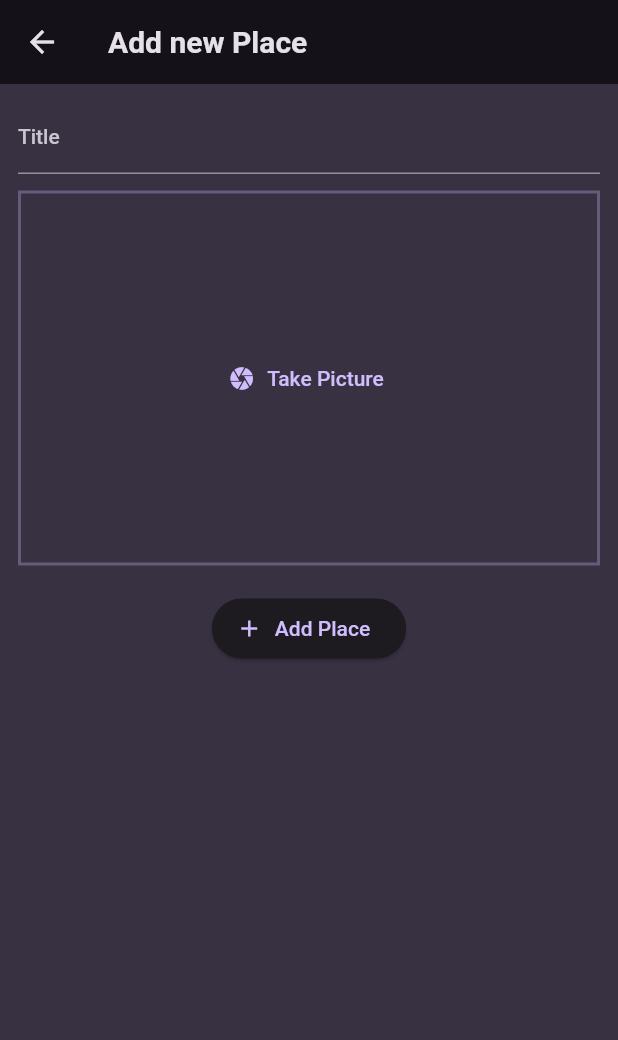
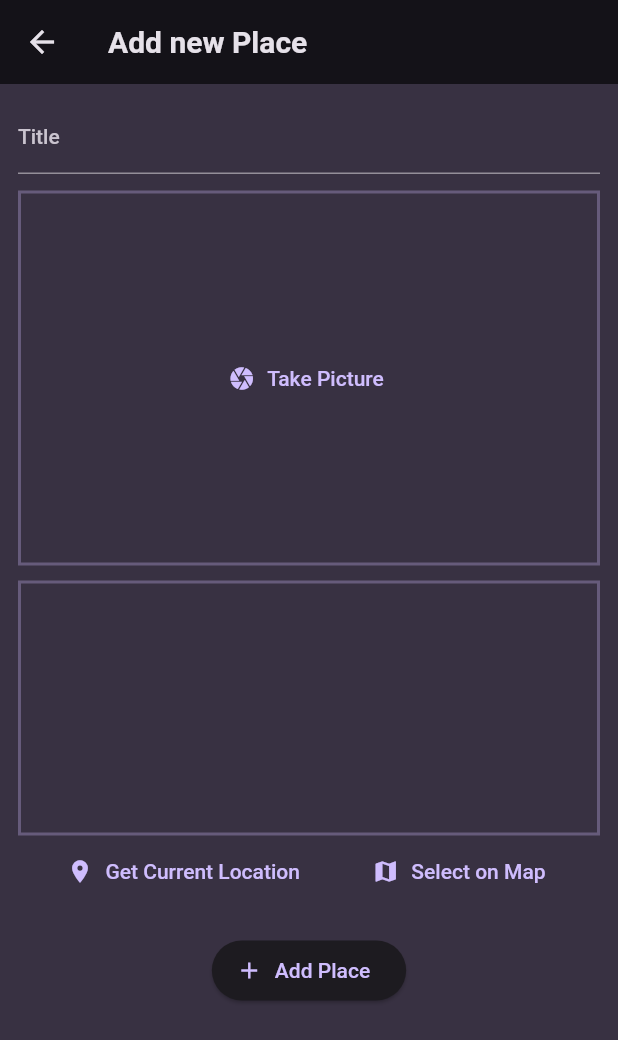
Before and after one commit to omarzouaoui1/FavoritePlacesApp, a Flutter app: the AddPlaceScreen screen opened directly, on a phone screen of 412 x 824 dp. Shown: the top 1040 px of the screen. Run offline on Flutter 3.47's test engine with Material 2 defaults, Android fonts, the phone set to English and light mode, and no system bars; our stand-ins replace flutter_riverpod, google_fonts, image_picker.

Commit message:
Get Location input

```diff
--- a/favorite_places_app/lib/screens/add_place.dart
+++ b/favorite_places_app/lib/screens/add_place.dart
@@ -1,6 +1,7 @@
 import 'dart:io';
 
 import 'package:favorite_places_app/providers/user_places.dart';
+import 'package:favorite_places_app/widget/location_input.dart';
 import 'package:flutter/material.dart';
 import 'package:flutter_riverpod/flutter_riverpod.dart';
 
@@ -66,6 +67,11 @@ class _AddPlaceScreenState extends ConsumerState<AddPlaceScreen> {
                 },
               ),
 
+              const SizedBox(height: 10,),
+
+              // Map Input
+              const LocationInput(),
+
               const SizedBox(
                 height: 18,
               ),
--- a/favorite_places_app/lib/widget/location_input.dart
+++ b/favorite_places_app/lib/widget/location_input.dart
@@ -1,15 +1,51 @@
 import 'package:flutter/material.dart';
 
-class InputLocation extends StatefulWidget {
-  const InputLocation({super.key});
+class LocationInput extends StatefulWidget {
+  const LocationInput({super.key});
 
   @override
-  State<InputLocation> createState() => _InputLocationState();
+  State<LocationInput> createState() => _LocationInputState();
 }
 
-class _InputLocationState extends State<InputLocation> {
+class _LocationInputState extends State<LocationInput> {
   @override
   Widget build(BuildContext context) {
-    return Column();
+    return Column(
+      children: [
+        Container(
+          height: 170,
+          width: double.infinity,
+          alignment: Alignment.center,
+          decoration: BoxDecoration(
+            border: Border.all(
+              width: 2,
+              color: Theme.of(context).colorScheme.primary.withOpacity(0.3),
+            ),
+          ),
+          child: Text(
+            'No location chosen',
+            textAlign: TextAlign.center,
+            style: Theme.of(context).textTheme.bodyLarge!.copyWith(
+              color: Theme.of(context).colorScheme.background,
+            ),
+          ),
+        ),
+        Row(
+          mainAxisAlignment: MainAxisAlignment.spaceEvenly,
+          children: [
+            TextButton.icon(
+              onPressed: () {},
+              icon: const Icon(Icons.location_on),
+              label: const Text('Get Current Location'),
+            ),
+            TextButton.icon(
+              onPressed: () {},
+              icon: const Icon(Icons.map),
+              label: const Text('Select on Map'),
+            ),
+          ],
+        ),
+      ],
+    );
   }
 }
```
